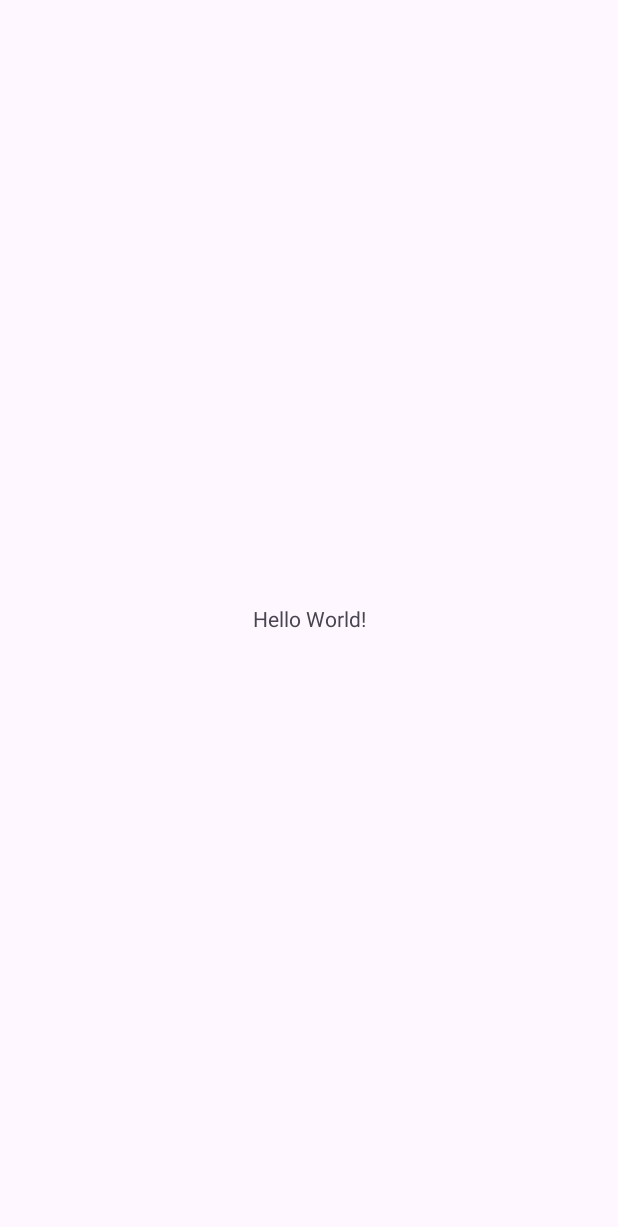
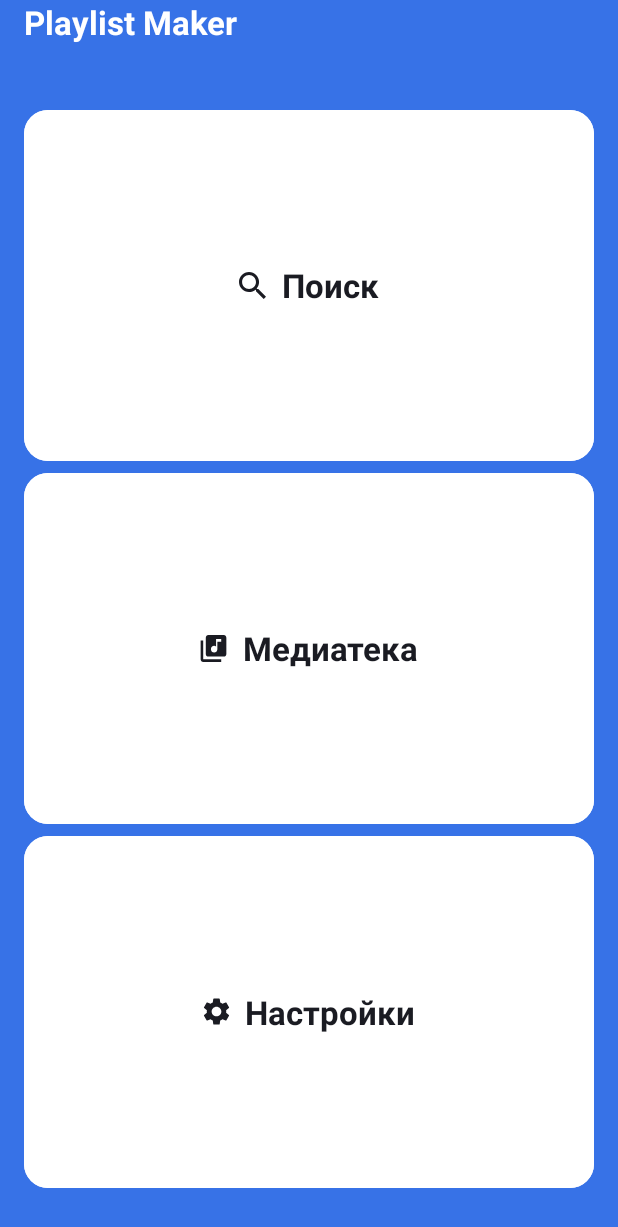
Before and after one commit to LasvegasandFlorida/PlaylistMakerProd, an Android app: the screen it shows after launch (MainActivity), on a phone screen of 412 x 824 dp. Before the commit the part shown is almost empty. Shown: the top 1227 px of the screen. Run offline under Robolectric (Android 15) with nearby library versions, the phone set to English and light mode, and no system bars.

Commit message:
Первый коммит dev

```diff
--- a/app/src/main/java/com/example/playlistmakerprod/MainActivity.kt
+++ b/app/src/main/java/com/example/playlistmakerprod/MainActivity.kt
@@ -1,11 +1,32 @@
 package com.example.playlistmakerprod
 
+import android.content.Intent
 import androidx.appcompat.app.AppCompatActivity
 import android.os.Bundle
+import android.view.View
+import android.widget.Button
 
 class MainActivity : AppCompatActivity() {
     override fun onCreate(savedInstanceState: Bundle?) {
         super.onCreate(savedInstanceState)
         setContentView(R.layout.activity_main)
+        val searchBtn = findViewById<Button>(R.id.search_button)
+        val mediaBtn = findViewById<Button>(R.id.media_button)
+        val settingsBtn = findViewById<Button>(R.id.settings_button)
+        val searchBtnClickListener: View.OnClickListener = object : View.OnClickListener {
+            override  fun onClick(v: View?) {
+                val searchIntent = Intent(this@MainActivity, SearchActivity::class.java)
+                startActivity(searchIntent)
+            }
+        }
+        searchBtn.setOnClickListener(searchBtnClickListener)
+        mediaBtn.setOnClickListener{
+            val mediaIntent = Intent(this@MainActivity, MediaActivity::class.java)
+            startActivity(mediaIntent)
+        }
+        settingsBtn.setOnClickListener{
+            val settingsIntent = Intent(this@MainActivity, SettingsActivity::class.java)
+            startActivity(settingsIntent)
+        }
     }
 }
--- /dev/null
+++ b/app/src/main/res/drawable/search_vector.xml
@@ -0,0 +1,9 @@
+<vector xmlns:android="http://schemas.android.com/apk/res/android"
+    android:width="19dp"
+    android:height="19dp"
+    android:viewportWidth="19"
+    android:viewportHeight="19">
+  <path
+      android:pathData="M13.579,11.95H12.721L12.417,11.656C13.481,10.418 14.122,8.81 14.122,7.061C14.122,3.161 10.961,0 7.061,0C3.161,0 0,3.161 0,7.061C0,10.961 3.161,14.122 7.061,14.122C8.81,14.122 10.418,13.481 11.656,12.417L11.95,12.721V13.579L17.381,19L19,17.381L13.579,11.95ZM7.061,11.95C4.356,11.95 2.173,9.766 2.173,7.061C2.173,4.356 4.356,2.173 7.061,2.173C9.766,2.173 11.95,4.356 11.95,7.061C11.95,9.766 9.766,11.95 7.061,11.95Z"
+      android:fillColor="#1A1B22"/>
+</vector>
--- /dev/null
+++ b/app/src/main/res/drawable/settings_vector.xml
@@ -0,0 +1,9 @@
+<vector xmlns:android="http://schemas.android.com/apk/res/android"
+    android:width="20dp"
+    android:height="20dp"
+    android:viewportWidth="20"
+    android:viewportHeight="20">
+  <path
+      android:pathData="M17.14,10.94C17.18,10.64 17.2,10.33 17.2,10C17.2,9.68 17.18,9.36 17.13,9.06L19.16,7.48C19.34,7.34 19.39,7.07 19.28,6.87L17.36,3.55C17.24,3.33 16.99,3.26 16.77,3.33L14.38,4.29C13.88,3.91 13.35,3.59 12.76,3.35L12.4,0.81C12.36,0.57 12.16,0.4 11.92,0.4H8.08C7.84,0.4 7.65,0.57 7.61,0.81L7.25,3.35C6.66,3.59 6.12,3.92 5.63,4.29L3.24,3.33C3.02,3.25 2.77,3.33 2.65,3.55L0.74,6.87C0.62,7.08 0.66,7.34 0.86,7.48L2.89,9.06C2.84,9.36 2.8,9.69 2.8,10C2.8,10.31 2.82,10.64 2.87,10.94L0.84,12.52C0.66,12.66 0.61,12.93 0.72,13.13L2.64,16.45C2.76,16.67 3.01,16.74 3.23,16.67L5.62,15.71C6.12,16.09 6.65,16.41 7.24,16.65L7.6,19.19C7.65,19.43 7.84,19.6 8.08,19.6H11.92C12.16,19.6 12.36,19.43 12.39,19.19L12.75,16.65C13.34,16.41 13.88,16.09 14.37,15.71L16.76,16.67C16.98,16.75 17.23,16.67 17.35,16.45L19.27,13.13C19.39,12.91 19.34,12.66 19.15,12.52L17.14,10.94ZM10,13.6C8.02,13.6 6.4,11.98 6.4,10C6.4,8.02 8.02,6.4 10,6.4C11.98,6.4 13.6,8.02 13.6,10C13.6,11.98 11.98,13.6 10,13.6Z"
+      android:fillColor="#1A1B22"/>
+</vector>
--- /dev/null
+++ b/app/src/main/res/drawable/vector.xml
@@ -0,0 +1,9 @@
+<vector xmlns:android="http://schemas.android.com/apk/res/android"
+    android:width="21dp"
+    android:height="20dp"
+    android:viewportWidth="21"
+    android:viewportHeight="20">
+  <path
+      android:pathData="M18.5,0H6.5C5.4,0 4.5,0.9 4.5,2V14C4.5,15.1 5.4,16 6.5,16H18.5C19.6,16 20.5,15.1 20.5,14V2C20.5,0.9 19.6,0 18.5,0ZM16.5,5H13.5V10.5C13.5,11.88 12.38,13 11,13C9.62,13 8.5,11.88 8.5,10.5C8.5,9.12 9.62,8 11,8C11.57,8 12.08,8.19 12.5,8.51V3H16.5V5ZM2.5,4H0.5V18C0.5,19.1 1.4,20 2.5,20H16.5V18H2.5V4Z"
+      android:fillColor="#1A1B22"/>
+</vector>
--- a/app/src/main/res/layout/activity_main.xml
+++ b/app/src/main/res/layout/activity_main.xml
@@ -1,18 +1,79 @@
 <?xml version="1.0" encoding="utf-8"?>
-<androidx.constraintlayout.widget.ConstraintLayout xmlns:android="http://schemas.android.com/apk/res/android"
-    xmlns:app="http://schemas.android.com/apk/res-auto"
-    xmlns:tools="http://schemas.android.com/tools"
+<LinearLayout xmlns:android="http://schemas.android.com/apk/res/android"
+
     android:layout_width="match_parent"
     android:layout_height="match_parent"
-    tools:context=".MainActivity">
-
+    android:orientation="vertical"
+    android:background="@color/mainBlue"
+    android:paddingLeft="@dimen/standard"
+    android:paddingRight="@dimen/standard">
     <TextView
         android:layout_width="wrap_content"
         android:layout_height="wrap_content"
-        android:text="Hello World!"
-        app:layout_constraintBottom_toBottomOf="parent"
-        app:layout_constraintEnd_toEndOf="parent"
-        app:layout_constraintStart_toStartOf="parent"
-        app:layout_constraintTop_toTopOf="parent" />
+        android:text="@string/app_name"
+        android:textAppearance="@style/TextAppearance.AppCompat.Display1"
+        android:textSize="@dimen/text"
+        android:textColor="@color/white"
+        android:textStyle="bold"
+        />
+    <LinearLayout xmlns:app="http://schemas.android.com/apk/res-auto"
+        android:layout_width="match_parent"
+        android:layout_height="match_parent"
+        android:orientation="vertical"
+        android:layout_marginTop="40dp"
+        android:layout_marginBottom="28dp">
+        <Button
+            android:id="@+id/search_button"
+            android:layout_width="match_parent"
+            android:layout_height="0dp"
+            android:layout_weight="1"
+            android:backgroundTint="@color/white"
+            android:text="@string/search"
+            android:textStyle="bold"
+            android:textAppearance="@style/TextAppearance.AppCompat.Display1"
+            android:textSize="@dimen/text"
+            android:textColor="@color/YP_black"
+            app:cornerRadius ="@dimen/standard"
+            app:iconTint="@color/YP_black"
+            app:iconGravity="textStart"
+            app:iconPadding="10dp"
+            app:icon = "@drawable/search_vector"/>
+        <Button
+            android:id="@+id/media_button"
+            android:layout_width="match_parent"
+            android:layout_height="0dp"
+            android:layout_weight="1"
+            android:backgroundTint="@color/white"
+            android:text="@string/media_string"
+            android:textStyle="bold"
+            android:textAppearance="@style/TextAppearance.AppCompat.Display1"
+            android:textSize="@dimen/text"
+            android:textColor="@color/YP_black"
+            app:cornerRadius ="@dimen/standard"
+            app:iconTint="@color/YP_black"
+            app:iconGravity="textStart"
+            app:iconPadding="10dp"
+            app:icon = "@drawable/vector"
+            />
+        <Button
+            android:id="@+id/settings_button"
+            android:layout_width="match_parent"
+            android:layout_height="0dp"
+            android:layout_weight="1"
+            android:backgroundTint="@color/white"
+            android:text="@string/settings"
+            android:textStyle="bold"
+            android:textAppearance="@style/TextAppearance.AppCompat.Display1"
+            android:textSize="@dimen/text"
+            android:textColor="@color/YP_black"
+            app:cornerRadius ="@dimen/standard"
+            app:iconTint="@color/YP_black"
+            app:iconGravity="textStart"
+            app:iconPadding="10dp"
+            app:icon = "@drawable/settings_vector"
+            >
 
-</androidx.constraintlayout.widget.ConstraintLayout>
+        </Button>
+    </LinearLayout>
+
+</LinearLayout>
--- a/app/src/main/res/values/colors.xml
+++ b/app/src/main/res/values/colors.xml
@@ -2,4 +2,9 @@
 <resources>
     <color name="black">#FF000000</color>
     <color name="white">#FFFFFFFF</color>
+    <color name="mainBlue">#3772E7</color>
+    <color name="white_back">#F5F5F5</color>
+    <color name="YP_black">#1A1B22</color>
+    <color name="YP_Text_Gray">#AEAFB4</color>
+    <color name="YP_Light_Gray">#E6E8EB</color>
 </resources>
--- /dev/null
+++ b/app/src/main/res/values/dimens.xml
@@ -0,0 +1,6 @@
+<?xml version="1.0" encoding="utf-8"?>
+<resources>
+    <dimen name="standard">16dp</dimen>
+    <dimen name="text">22sp</dimen>
+    <dimen name="text_small">16sp</dimen>
+</resources>
--- a/app/src/main/res/values/strings.xml
+++ b/app/src/main/res/values/strings.xml
@@ -1,3 +1,11 @@
 <resources>
-    <string name="app_name">PlaylistMakerProd</string>
+    <string name="app_name">Playlist Maker</string>
+    <string name="media_string">Медиатека</string>
+    <string name="search">Поиск</string>
+    <string name="settings">Настройки</string>
+    <string name="settings_menu">Настройки</string>
+    <string name="settings_night">Темная тема</string>
+    <string name="settings_share">Поделиться приложением</string>
+    <string name="settings_help">Написать в поддержку</string>
+    <string name="settings_agreement">Пользовательское соглашение</string>
 </resources>
```
Also changed, not shown: app/src/main/AndroidManifest.xml (+9 -0 lines), app/src/main/java/com/example/playlistmakerprod/MediaActivity.kt (added, +11 -0 lines), app/src/main/java/com/example/playlistmakerprod/SearchActivity.kt (added, +11 -0 lines), app/src/main/java/com/example/playlistmakerprod/SettingsActivity.kt (added, +16 -0 lines), app/src/main/res/drawable/arrow_back.xml (added, +9 -0 lines), app/src/main/res/drawable/arrow_fwrd_vector.xml (added, +9 -0 lines), app/src/main/res/drawable/share_vector.xml (added, +9 -0 lines), app/src/main/res/drawable/support_vector.xml (added, +18 -0 lines), app/src/main/res/layout/activity_media.xml (added, +9 -0 lines), app/src/main/res/layout/activity_search.xml (added, +9 -0 lines), app/src/main/res/layout/activity_settings.xml (added, +138 -0 lines).
